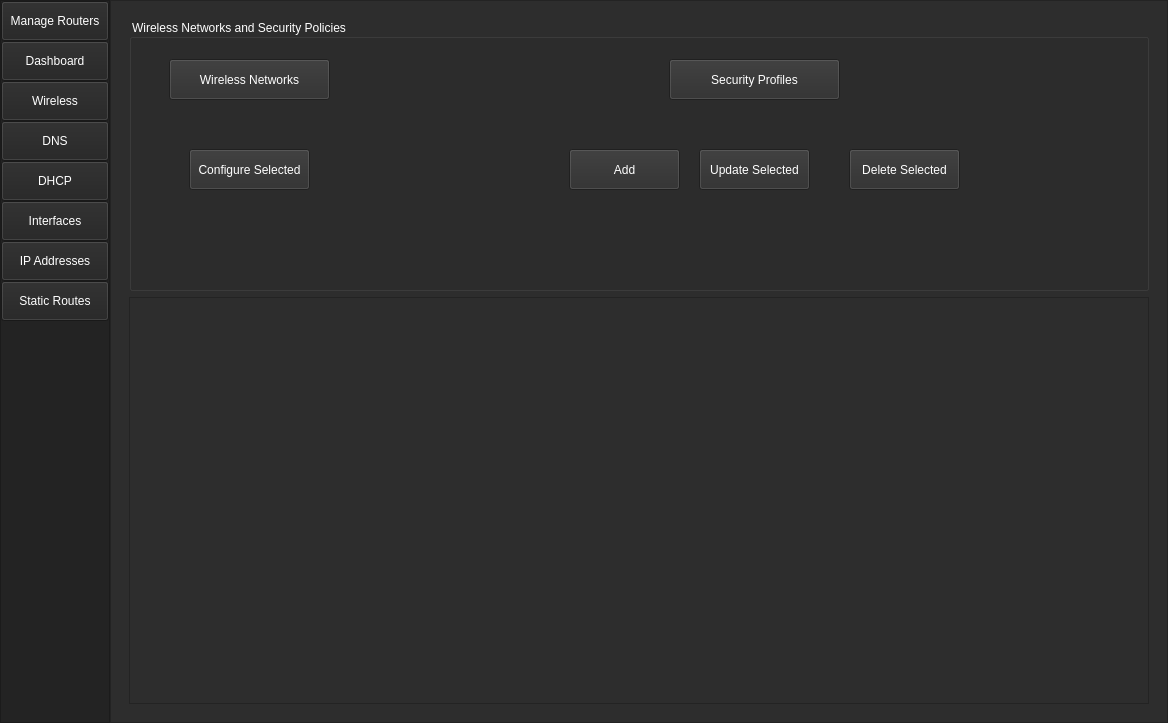
First picture: the form in UI/ui_main.ui, repository monico18/LTI-SDN-Controller, before the edit.
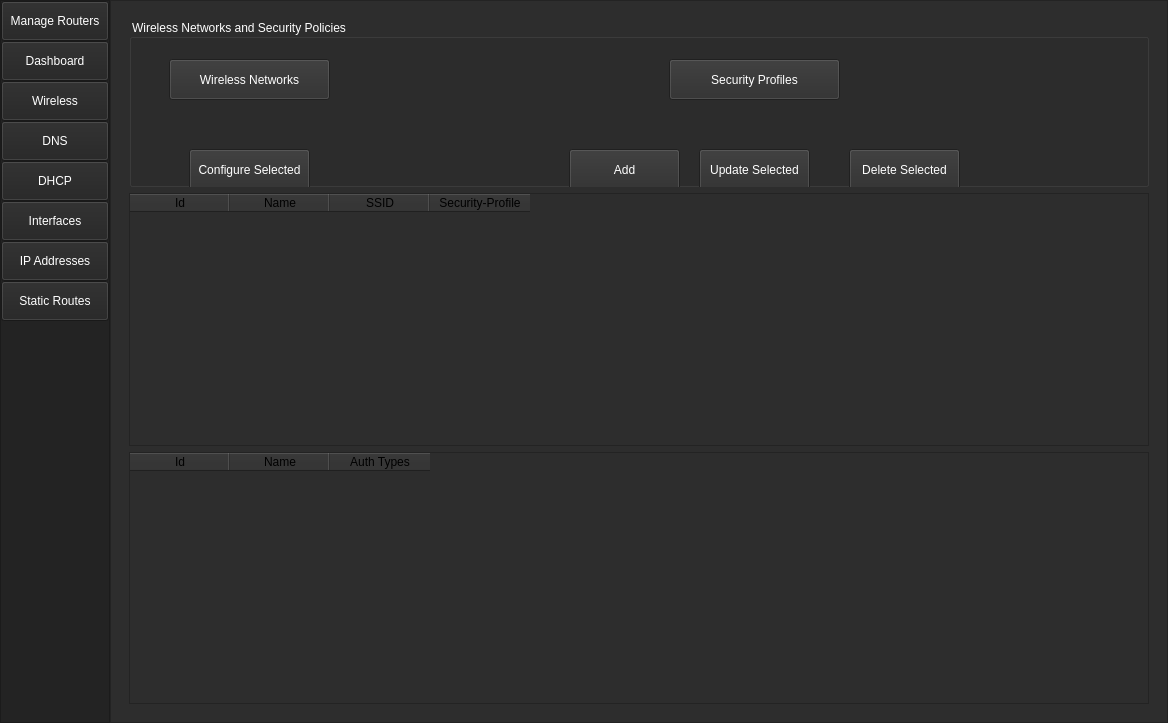
Second picture: the form after the edit. The open tabs and pages were chosen to show the change.

Diff of the .ui file:
```diff
--- a/UI/ui_main.ui
+++ b/UI/ui_main.ui
@@ -5172,9 +5172,398 @@
                   <verstretch>3</verstretch>
                  </sizepolicy>
                 </property>
+                <property name="palette">
+                 <palette>
+                  <active>
+                   <colorrole role="WindowText">
+                    <brush brushstyle="SolidPattern">
+                     <color alpha="255">
+                      <red>255</red>
+                      <green>255</green>
+                      <blue>255</blue>
+                     </color>
+                    </brush>
+                   </colorrole>
+                   <colorrole role="Button">
+                    <brush brushstyle="SolidPattern">
+                     <color alpha="255">
+                      <red>45</red>
+                      <green>45</green>
+                      <blue>45</blue>
+                     </color>
+                    </brush>
+                   </colorrole>
+                   <colorrole role="Text">
+                    <brush brushstyle="SolidPattern">
+                     <color alpha="255">
+                      <red>255</red>
+                      <green>255</green>
+                      <blue>255</blue>
+                     </color>
+                    </brush>
+                   </colorrole>
+                   <colorrole role="ButtonText">
+                    <brush brushstyle="SolidPattern">
+                     <color alpha="255">
+                      <red>255</red>
+                      <green>255</green>
+                      <blue>255</blue>
+                     </color>
+                    </brush>
+                   </colorrole>
+                   <colorrole role="Base">
+                    <brush brushstyle="SolidPattern">
+                     <color alpha="255">
+                      <red>45</red>
+                      <green>45</green>
+                      <blue>45</blue>
+                     </color>
+                    </brush>
+                   </colorrole>
+                   <colorrole role="Window">
+                    <brush brushstyle="SolidPattern">
+                     <color alpha="255">
+                      <red>45</red>
+                      <green>45</green>
+                      <blue>45</blue>
+                     </color>
+                    </brush>
+                   </colorrole>
+                  </active>
+                  <inactive>
+                   <colorrole role="WindowText">
+                    <brush brushstyle="SolidPattern">
+                     <color alpha="255">
+                      <red>255</red>
+                      <green>255</green>
+                      <blue>255</blue>
+                     </color>
+                    </brush>
+                   </colorrole>
+                   <colorrole role="Button">
+                    <brush brushstyle="SolidPattern">
+                     <color alpha="255">
+                      <red>45</red>
+                      <green>45</green>
+                      <blue>45</blue>
+                     </color>
+                    </brush>
+                   </colorrole>
+                   <colorrole role="Text">
+                    <brush brushstyle="SolidPattern">
+                     <color alpha="255">
+                      <red>255</red>
+                      <green>255</green>
+                      <blue>255</blue>
+                     </color>
+                    </brush>
+                   </colorrole>
+                   <colorrole role="ButtonText">
+                    <brush brushstyle="SolidPattern">
+                     <color alpha="255">
+                      <red>255</red>
+                      <green>255</green>
+                      <blue>255</blue>
+                     </color>
+                    </brush>
+                   </colorrole>
+                   <colorrole role="Base">
+                    <brush brushstyle="SolidPattern">
+                     <color alpha="255">
+                      <red>45</red>
+                      <green>45</green>
+                      <blue>45</blue>
+                     </color>
+                    </brush>
+                   </colorrole>
+                   <colorrole role="Window">
+                    <brush brushstyle="SolidPattern">
+                     <color alpha="255">
+                      <red>45</red>
+                      <green>45</green>
+                      <blue>45</blue>
+                     </color>
+                    </brush>
+                   </colorrole>
+                  </inactive>
+                  <disabled>
+                   <colorrole role="WindowText">
+                    <brush brushstyle="SolidPattern">
+                     <color alpha="255">
+                      <red>120</red>
+                      <green>120</green>
+                      <blue>120</blue>
+                     </color>
+                    </brush>
+                   </colorrole>
+                   <colorrole role="Button">
+                    <brush brushstyle="SolidPattern">
+                     <color alpha="255">
+                      <red>45</red>
+                      <green>45</green>
+                      <blue>45</blue>
+                     </color>
+                    </brush>
+                   </colorrole>
+                   <colorrole role="Text">
+                    <brush brushstyle="SolidPattern">
+                     <color alpha="255">
+                      <red>120</red>
+                      <green>120</green>
+                      <blue>120</blue>
+                     </color>
+                    </brush>
+                   </colorrole>
+                   <colorrole role="ButtonText">
+                    <brush brushstyle="SolidPattern">
+                     <color alpha="255">
+                      <red>120</red>
+                      <green>120</green>
+                      <blue>120</blue>
+                     </color>
+                    </brush>
+                   </colorrole>
+                   <colorrole role="Base">
+                    <brush brushstyle="SolidPattern">
+                     <color alpha="255">
+                      <red>45</red>
+                      <green>45</green>
+                      <blue>45</blue>
+                     </color>
+                    </brush>
+                   </colorrole>
+                   <colorrole role="Window">
+                    <brush brushstyle="SolidPattern">
+                     <color alpha="255">
+                      <red>45</red>
+                      <green>45</green>
+                      <blue>45</blue>
+                     </color>
+                    </brush>
+                   </colorrole>
+                  </disabled>
+                 </palette>
+                </property>
                 <attribute name="verticalHeaderVisible">
                  <bool>false</bool>
                 </attribute>
+                <column>
+                 <property name="text">
+                  <string>Id</string>
+                 </property>
+                </column>
+                <column>
+                 <property name="text">
+                  <string>Name</string>
+                 </property>
+                </column>
+                <column>
+                 <property name="text">
+                  <string>SSID</string>
+                 </property>
+                </column>
+                <column>
+                 <property name="text">
+                  <string>Security-Profile</string>
+                 </property>
+                </column>
+               </widget>
+              </item>
+              <item>
+               <widget class="QTableWidget" name="securityTable">
+                <property name="sizePolicy">
+                 <sizepolicy hsizetype="Expanding" vsizetype="Expanding">
+                  <horstretch>0</horstretch>
+                  <verstretch>3</verstretch>
+                 </sizepolicy>
+                </property>
+                <property name="palette">
+                 <palette>
+                  <active>
+                   <colorrole role="WindowText">
+                    <brush brushstyle="SolidPattern">
+                     <color alpha="255">
+                      <red>255</red>
+                      <green>255</green>
+                      <blue>255</blue>
+                     </color>
+                    </brush>
+                   </colorrole>
+                   <colorrole role="Button">
+                    <brush brushstyle="SolidPattern">
+                     <color alpha="255">
+                      <red>45</red>
+                      <green>45</green>
+                      <blue>45</blue>
+                     </color>
+                    </brush>
+                   </colorrole>
+                   <colorrole role="Text">
+                    <brush brushstyle="SolidPattern">
+                     <color alpha="255">
+                      <red>255</red>
+                      <green>255</green>
+                      <blue>255</blue>
+                     </color>
+                    </brush>
+                   </colorrole>
+                   <colorrole role="ButtonText">
+                    <brush brushstyle="SolidPattern">
+                     <color alpha="255">
+                      <red>255</red>
+                      <green>255</green>
+                      <blue>255</blue>
+                     </color>
+                    </brush>
+                   </colorrole>
+                   <colorrole role="Base">
+                    <brush brushstyle="SolidPattern">
+                     <color alpha="255">
+                      <red>45</red>
+                      <green>45</green>
+                      <blue>45</blue>
+                     </color>
+                    </brush>
+                   </colorrole>
+                   <colorrole role="Window">
+                    <brush brushstyle="SolidPattern">
+                     <color alpha="255">
+                      <red>45</red>
+                      <green>45</green>
+                      <blue>45</blue>
+                     </color>
+                    </brush>
+                   </colorrole>
+                  </active>
+                  <inactive>
+                   <colorrole role="WindowText">
+                    <brush brushstyle="SolidPattern">
+                     <color alpha="255">
+                      <red>255</red>
+                      <green>255</green>
+                      <blue>255</blue>
+                     </color>
+                    </brush>
+                   </colorrole>
+                   <colorrole role="Button">
+                    <brush brushstyle="SolidPattern">
+                     <color alpha="255">
+                      <red>45</red>
+                      <green>45</green>
+                      <blue>45</blue>
+                     </color>
+                    </brush>
+                   </colorrole>
+                   <colorrole role="Text">
+                    <brush brushstyle="SolidPattern">
+                     <color alpha="255">
+                      <red>255</red>
+                      <green>255</green>
+                      <blue>255</blue>
+                     </color>
+                    </brush>
+                   </colorrole>
+                   <colorrole role="ButtonText">
+                    <brush brushstyle="SolidPattern">
+                     <color alpha="255">
+                      <red>255</red>
+                      <green>255</green>
+                      <blue>255</blue>
+                     </color>
+                    </brush>
+                   </colorrole>
+                   <colorrole role="Base">
+                    <brush brushstyle="SolidPattern">
+                     <color alpha="255">
+                      <red>45</red>
+                      <green>45</green>
+                      <blue>45</blue>
+                     </color>
+                    </brush>
+                   </colorrole>
+                   <colorrole role="Window">
+                    <brush brushstyle="SolidPattern">
+                     <color alpha="255">
+                      <red>45</red>
+                      <green>45</green>
+                      <blue>45</blue>
+                     </color>
+                    </brush>
+                   </colorrole>
+                  </inactive>
+                  <disabled>
+                   <colorrole role="WindowText">
+                    <brush brushstyle="SolidPattern">
+                     <color alpha="255">
+                      <red>120</red>
+                      <green>120</green>
+                      <blue>120</blue>
+                     </color>
+                    </brush>
+                   </colorrole>
+                   <colorrole role="Button">
+                    <brush brushstyle="SolidPattern">
+                     <color alpha="255">
+                      <red>45</red>
+                      <green>45</green>
+                      <blue>45</blue>
+                     </color>
+                    </brush>
+                   </colorrole>
+                   <colorrole role="Text">
+                    <brush brushstyle="SolidPattern">
+                     <color alpha="255">
+                      <red>120</red>
+                      <green>120</green>
+                      <blue>120</blue>
+                     </color>
+                    </brush>
+                   </colorrole>
+                   <colorrole role="ButtonText">
+                    <brush brushstyle="SolidPattern">
+                     <color alpha="255">
+                      <red>120</red>
+                      <green>120</green>
+                      <blue>120</blue>
+                     </color>
+                    </brush>
+                   </colorrole>
+                   <colorrole role="Base">
+                    <brush brushstyle="SolidPattern">
+                     <color alpha="255">
+                      <red>45</red>
+                      <green>45</green>
+                      <blue>45</blue>
+                     </color>
+                    </brush>
+                   </colorrole>
+                   <colorrole role="Window">
+                    <brush brushstyle="SolidPattern">
+                     <color alpha="255">
+                      <red>45</red>
+                      <green>45</green>
+                      <blue>45</blue>
+                     </color>
+                    </brush>
+                   </colorrole>
+                  </disabled>
+                 </palette>
+                </property>
+                <column>
+                 <property name="text">
+                  <string>Id</string>
+                 </property>
+                </column>
+                <column>
+                 <property name="text">
+                  <string>Name</string>
+                 </property>
+                </column>
+                <column>
+                 <property name="text">
+                  <string>Auth Types</string>
+                 </property>
+                </column>
                </widget>
               </item>
              </layout>
```
Left out of the diff: 2 changed lines with no effect on the pictures.
